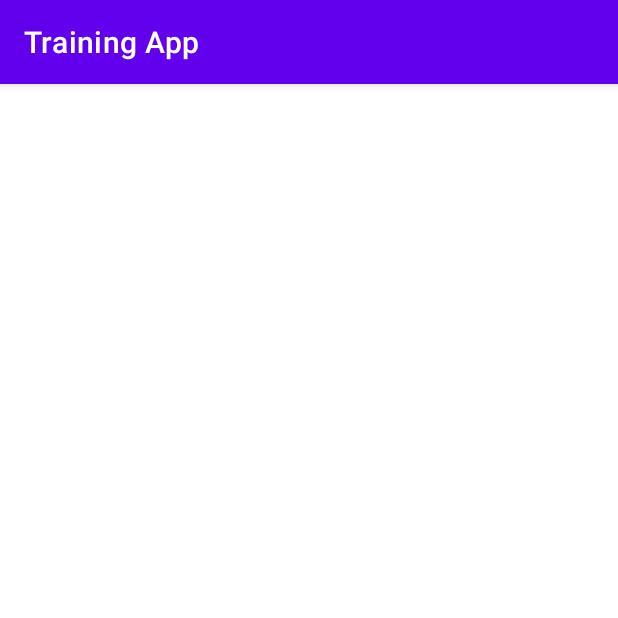
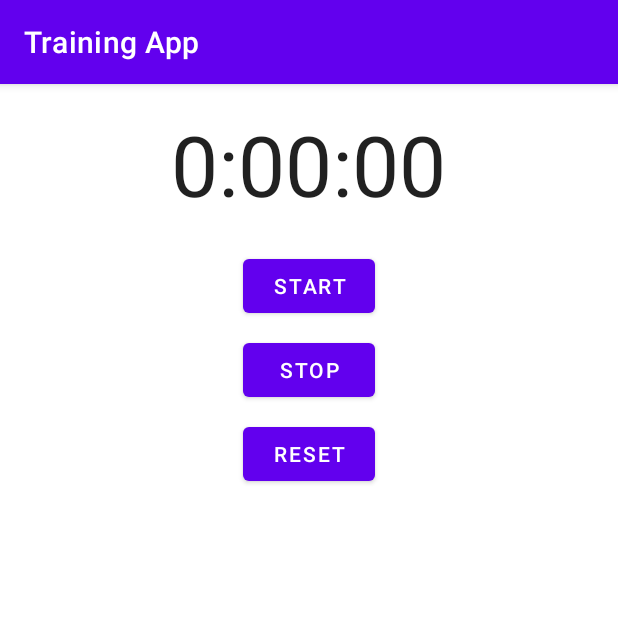
Before and after one commit to LinuxKyrios/TrainingApp, an Android app: the screen it shows after launch (TempActivity), on a phone screen of 412 x 824 dp, the top half of it. Run offline under Robolectric (Android 15) with nearby library versions, the phone set to English and light mode, and no system bars.

Commit message:
Created content of Stopwatch fragment and stopwatch fragment layout

```diff
--- a/app/src/main/java/com/linuxkyrios/trainingapp/StopwatchFragment.java
+++ b/app/src/main/java/com/linuxkyrios/trainingapp/StopwatchFragment.java
@@ -1,64 +1,100 @@
 package com.linuxkyrios.trainingapp;
 
 import android.os.Bundle;
+import android.os.Handler;
 
+import androidx.appcompat.app.AppCompatActivity;
 import androidx.fragment.app.Fragment;
-
 import android.view.LayoutInflater;
 import android.view.View;
 import android.view.ViewGroup;
+import android.widget.TextView;
+import java.util.Locale;
 
-/**
- * A simple {@link Fragment} subclass.
- * Use the {@link StopwatchFragment#newInstance} factory method to
- * create an instance of this fragment.
- */
 public class StopwatchFragment extends Fragment {
-
-    // TODO: Rename parameter arguments, choose names that match
-    // the fragment initialization parameters, e.g. ARG_ITEM_NUMBER
-    private static final String ARG_PARAM1 = "param1";
-    private static final String ARG_PARAM2 = "param2";
-
-    // TODO: Rename and change types of parameters
-    private String mParam1;
-    private String mParam2;
-
-    public StopwatchFragment() {
-        // Required empty public constructor
-    }
-
-    /**
-     * Use this factory method to create a new instance of
-     * this fragment using the provided parameters.
-     *
-     * @param param1 Parameter 1.
-     * @param param2 Parameter 2.
-     * @return A new instance of fragment StopwatchFragment.
-     */
-    // TODO: Rename and change types and number of parameters
-    public static StopwatchFragment newInstance(String param1, String param2) {
-        StopwatchFragment fragment = new StopwatchFragment();
-        Bundle args = new Bundle();
-        args.putString(ARG_PARAM1, param1);
-        args.putString(ARG_PARAM2, param2);
-        fragment.setArguments(args);
-        return fragment;
-    }
+    // seconds displayed by stopwatch
+    private int seconds = 0;
+    // is stopwatch running?
+    private boolean running;
+    private boolean wasRunning;
 
     @Override
     public void onCreate(Bundle savedInstanceState) {
         super.onCreate(savedInstanceState);
-        if (getArguments() != null) {
-            mParam1 = getArguments().getString(ARG_PARAM1);
-            mParam2 = getArguments().getString(ARG_PARAM2);
+        if (savedInstanceState != null) {
+            seconds = savedInstanceState.getInt("seconds");
+            running = savedInstanceState.getBoolean("running");
+            wasRunning = savedInstanceState.getBoolean("wasRunning");
         }
     }
 
     @Override
-    public View onCreateView(LayoutInflater inflater, ViewGroup container,
-                             Bundle savedInstanceState) {
-        // Inflate the layout for this fragment
-        return inflater.inflate(R.layout.fragment_stopwatch, container, false);
+    public View onCreateView(LayoutInflater inflater,
+                         ViewGroup container,
+                         Bundle savedInstanceState) {
+        //This method determines fragment layout and calling method runTimer transmits layout object to method
+        View layout = inflater.inflate(R.layout.fragment_stopwatch, container, false);
+        runTimer(layout);
+        return layout;
+    }
+
+    @Override
+    // If stopwatch activity was paused, saving its status  before pausing
+    public void onPause() {
+        super.onPause();
+        wasRunning = running;
+        running = false;
+    }
+
+    @Override
+    // If stopwatch was running before
+    public void onResume() {
+        super.onResume();
+        if (wasRunning) {
+            running = true;
+        }
+    }
+
+    @Override
+    public void onSaveInstanceState(Bundle savedInstanceState) {
+        savedInstanceState.putInt("seconds", seconds);
+        savedInstanceState.putBoolean("running", running);
+        savedInstanceState.putBoolean("wasRunning", wasRunning);
+    }
+
+    // Activate when button start is clicked
+    public void onClickStart(View view) {
+        running = true;
+    }
+
+    //Activate when stop button is pressed
+    public void onClickStop(View view) {
+        running = false;
+    }
+
+    //Activate when button reset is pressed
+    public void onClickReset(View view) {
+        running = false;
+        seconds = 0;
+    }
+
+    private void runTimer(View view) {
+        final TextView timeView = (TextView) view.findViewById(R.id.time_view);
+        //Putting code in handler object allows to run it in background
+        final Handler handler = new Handler();
+        handler.post(new Runnable() {
+            @Override
+            public void run() {
+                int hours = seconds / 3600;
+                int minutes = (seconds % 3600) / 60;
+                int secs = seconds % 60;
+                String time = String.format("%d:%02d:%02d", hours, minutes, secs);
+                timeView.setText(time);
+                if(running) {
+                    seconds++;
+                }
+                handler.postDelayed(this, 1000);
+            }
+        });
     }
 }
--- a/app/src/main/res/layout/activity_temp.xml
+++ b/app/src/main/res/layout/activity_temp.xml
@@ -1,9 +1,7 @@
 <?xml version="1.0" encoding="utf-8"?>
-<androidx.constraintlayout.widget.ConstraintLayout xmlns:android="http://schemas.android.com/apk/res/android"
-    xmlns:app="http://schemas.android.com/apk/res-auto"
-    xmlns:tools="http://schemas.android.com/tools"
+<fragment xmlns:android="http://schemas.android.com/apk/res/android"
+    android:name="com.linuxkyrios.trainingapp.StopwatchFragment"
     android:layout_width="match_parent"
-    android:layout_height="match_parent"
-    tools:context=".TempActivity">
+    android:layout_height="match_parent">
 
-</androidx.constraintlayout.widget.ConstraintLayout>
+</fragment>
--- a/app/src/main/res/layout/fragment_stopwatch.xml
+++ b/app/src/main/res/layout/fragment_stopwatch.xml
@@ -1,14 +1,44 @@
 <?xml version="1.0" encoding="utf-8"?>
-<FrameLayout xmlns:android="http://schemas.android.com/apk/res/android"
+<LinearLayout xmlns:android="http://schemas.android.com/apk/res/android"
     xmlns:tools="http://schemas.android.com/tools"
+    android:layout_height="match_parent"
     android:layout_width="match_parent"
-    android:layout_height="match_parent"
-    tools:context=".StopwatchFragment">
+    android:orientation="vertical"
+    android:padding="16dp">
 
-    <!-- TODO: Update blank fragment layout -->
     <TextView
-        android:layout_width="match_parent"
-        android:layout_height="match_parent"
-        android:text="@string/hello_blank_fragment" />
+        android:layout_height="wrap_content"
+        android:id="@+id/time_view"
+        android:layout_width="wrap_content"
+        android:layout_gravity="center_horizontal"
+        android:textAppearance="@android:style/TextAppearance.Large"
+        android:textSize="56dp"/>
 
-</FrameLayout>
+    <Button
+        android:layout_width="wrap_content"
+        android:layout_height="wrap_content"
+        android:id="@+id/start_button"
+        android:layout_gravity="center_horizontal"
+        android:layout_marginTop="20dp"
+        android:onClick="onClickStart"
+        android:text="@string/start" />
+
+    <Button
+        android:id="@+id/stop_button"
+        android:layout_width="wrap_content"
+        android:layout_height="wrap_content"
+        android:layout_gravity="center_horizontal"
+        android:layout_marginTop="8dp"
+        android:onClick="onClickStop"
+        android:text="@string/stop"/>
+
+    <Button
+        android:id="@+id/reset_button"
+        android:layout_width="wrap_content"
+        android:layout_height="wrap_content"
+        android:layout_gravity="center_horizontal"
+        android:layout_marginTop="8dp"
+        android:onClick="onClickReset"
+        android:text="@string/reset"/>
+
+</LinearLayout>
--- a/app/src/main/res/values/strings.xml
+++ b/app/src/main/res/values/strings.xml
@@ -3,6 +3,7 @@
     <string name="details_button">Pokaż szczegóły</string>
     <string name="workout_title">Tytuł treningu</string>
     <string name="workout_description">Opis treningu</string>
-    <!-- TODO: Remove or change this placeholder text -->
-    <string name="hello_blank_fragment">Hello blank fragment</string>
+    <string name="start">START</string>
+    <string name="stop">STOP</string>
+    <string name="reset">RESET</string>
 </resources>
```
